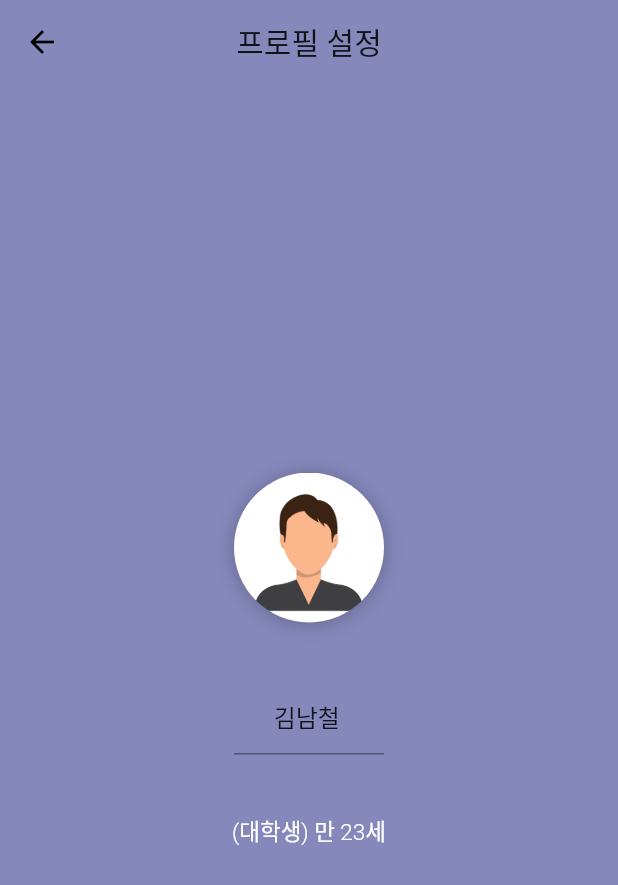
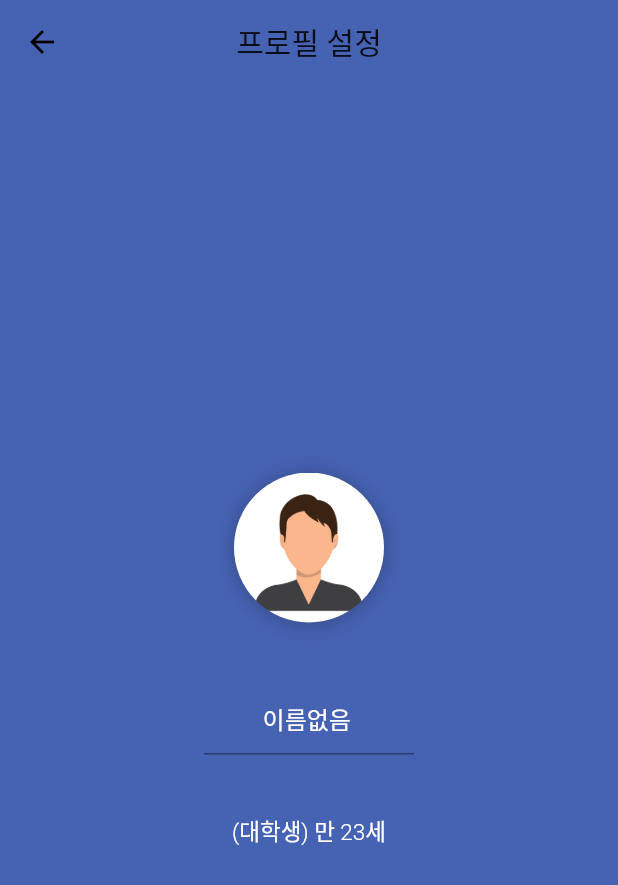
Before and after one commit to Inpsyt/SampleForPlayin, a Flutter app: the screen it shows after launch, after a tap on the "settings" icon, on a phone screen of 412 x 824 dp. Shown: the top 885 px of the screen. Run offline on Flutter 3.47's test engine with Material 2 defaults, Android fonts, the phone set to English and light mode, and no system bars; our stand-ins replace flutter_fadein, percent_indicator, shared_preferences, speech_to_text; missing offline and left inert: highlight_text; network calls fail.

Commit message:
사용자이름변경

```diff
--- a/lib/main.dart
+++ b/lib/main.dart
@@ -1,6 +1,7 @@
 import 'package:flutter/material.dart';
 import 'package:flutter/services.dart';
 import 'package:playinsample/constants/constant_colors.dart';
+import 'package:playinsample/providers/provider_appstatus.dart';
 import 'package:playinsample/providers/provider_exam.dart';
 import 'package:playinsample/screens/screen_select.dart';
 import 'package:provider/provider.dart';
@@ -37,6 +38,9 @@ class _MyAppState extends State<MyApp> {
       providers: [
         ChangeNotifierProvider<ProviderExam>(
             create: (context) => ProviderExam()),
+        ChangeNotifierProvider<ProviderAppStatus>(
+          create: (context) => ProviderAppStatus(),
+        ),
       ],
       child: MaterialApp(
           debugShowCheckedModeBanner: false,
--- /dev/null
+++ b/lib/providers/provider_appstatus.dart
@@ -0,0 +1,27 @@
+
+
+import 'package:flutter/cupertino.dart';
+import 'package:shared_preferences/shared_preferences.dart';
+
+class ProviderAppStatus extends ChangeNotifier{
+
+  String userStatus;
+
+  Future<String> getUserStatus() async{
+
+    SharedPreferences prefs = await SharedPreferences.getInstance();
+
+    userStatus = prefs.getString('userStatus')?? '이름없음';
+
+    return this.userStatus;
+  }
+
+  setUserStatus(String userStatus) async{
+    this.userStatus = userStatus;
+    SharedPreferences prefs = await SharedPreferences.getInstance();
+    prefs.setString('userStatus', userStatus);
+    notifyListeners();
+  }
+
+
+}
--- a/lib/screens/screen_profileset.dart
+++ b/lib/screens/screen_profileset.dart
@@ -1,27 +1,36 @@
 import 'package:flutter/material.dart';
 import 'package:playinsample/constants/constant_colors.dart';
+import 'package:playinsample/providers/provider_appstatus.dart';
+import 'package:provider/provider.dart';
 
 class ScreenProfileSet extends StatefulWidget {
   @override
   _ScreenProfileSetState createState() => _ScreenProfileSetState();
 }
 
+
 class _ScreenProfileSetState extends State<ScreenProfileSet> {
 
-  TextEditingController textController = new TextEditingController();
+  ProviderAppStatus _providerAppStatus;
+  TextEditingController controller = TextEditingController();
 
 
 
   @override
   Widget build(BuildContext context) {
 
-    textController.text = '김남철';
+    _providerAppStatus = Provider.of<ProviderAppStatus>(context,listen: false);
+
+    controller.text = _providerAppStatus.userStatus;
+
+    print('refreshed');
+
 
     return Scaffold(
-      backgroundColor: color_charcoal_purple,
+      backgroundColor: color_charcoal_blue,
       appBar: AppBar(
         elevation: 0,
-        backgroundColor: color_charcoal_purple,
+        backgroundColor: color_charcoal_blue,
         centerTitle: true,
         title: Text('프로필 설정'),
       ),
@@ -53,11 +62,15 @@ class _ScreenProfileSetState extends State<ScreenProfileSet> {
 
 
                 SizedBox(
-                  width: 100,
-                  child: TextField(
-
+                  width: 140,
+                  child: TextField( //이름 입력 영역
+                    controller: controller,
                     textAlign: TextAlign.center,
-                    controller: textController,
+                    onChanged: (text)async {
+                      _providerAppStatus.setUserStatus(text);
+                    },
+                    style: TextStyle(color: Colors.white),
+                    decoration: InputDecoration(hintText: '이름을 입력하세요..'),
 
                   ),
                 ),
--- a/lib/screens/screen_select.dart
+++ b/lib/screens/screen_select.dart
@@ -1,17 +1,18 @@
 import 'package:flutter/material.dart';
 import 'package:playinsample/constants/constant_colors.dart';
 import 'package:playinsample/models/model_exam.dart';
+import 'package:playinsample/providers/provider_appstatus.dart';
 import 'package:playinsample/providers/provider_exam.dart';
 import 'package:playinsample/screens/screen_profileset.dart';
 import 'package:playinsample/screens/screen_questionpages.dart';
 import 'package:provider/provider.dart';
-import 'package:permission_handler/permission_handler.dart';
 
 
 
 class ScreenSelect extends StatelessWidget {
 
   ProviderExam _providerExam;
+  ProviderAppStatus _providerAppStatus;
 
   @override
   Widget build(BuildContext context) {
@@ -21,6 +22,9 @@ class ScreenSelect extends StatelessWidget {
     _providerExam = Provider.of<ProviderExam>(context,listen: false);
     _providerExam.initList();
     _providerExam.addList();
+
+    _providerAppStatus = Provider.of<ProviderAppStatus>(context,listen: true);
+
 
     Size screenSize = MediaQuery.of(context).size;
 
@@ -85,9 +89,17 @@ class ScreenSelect extends StatelessWidget {
                       SizedBox(
                         height: 13,
                       ),
-                      Text(
-                        '김남철',
-                        style: TextStyle(color: Colors.white, fontSize: 23),
+                      FutureBuilder<String>(
+                        future: _providerAppStatus.getUserStatus(),
+                        builder: (context,snapshot){
+                          if(!snapshot.hasData)
+                            return Container();
+
+                          return Text(
+                            snapshot.data,
+                            style: TextStyle(color: Colors.white, fontSize: 23),
+                          );
+                        },
                       ),
                       Text(
                         '(대학생) 만 23세',
--- a/lib/screens/screen_submit.dart
+++ b/lib/screens/screen_submit.dart
@@ -93,11 +93,11 @@ class ScreenSubmit extends StatelessWidget {
     });
 
     return Scaffold(
-      backgroundColor: color_charcoal_purple,
+      backgroundColor: color_charcoal_blue,
       appBar: AppBar(
         //상단바
         elevation: 0,
-        backgroundColor: color_charcoal_purple,
+        backgroundColor: color_charcoal_blue,
       ),
       body: Container(
         child: Center(
@@ -158,7 +158,7 @@ class ScreenSubmit extends StatelessWidget {
 
                     RaisedButton(
                       shape: RoundedRectangleBorder(borderRadius: BorderRadius.circular(18.0)),
-                        color: color_charcoal_purple,
+                        color: color_charcoal_blue,
                         onPressed: () {
                           _OpenOzViwer(psyOnlineCode);
                         },
--- a/pubspec.yaml
+++ b/pubspec.yaml
@@ -34,6 +34,8 @@ dependencies:
   highlight_text: ^0.7.2
   permission_handler:
   #flutter_neumorphic: ^3.0.4+1
+
+  shared_preferences:
 
   cupertino_icons: ^1.0.0
 
```
Also changed, not shown: lib/screens/screen_questionpages.dart (+86 -42 lines), pubspec.lock, 1 other file.
